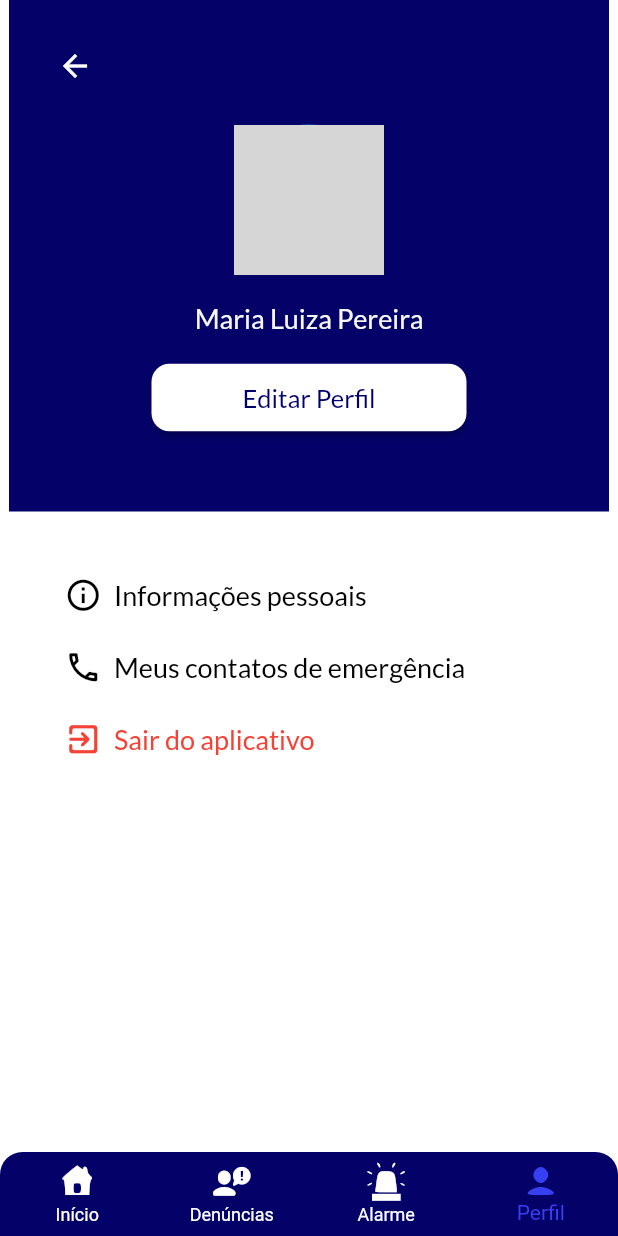
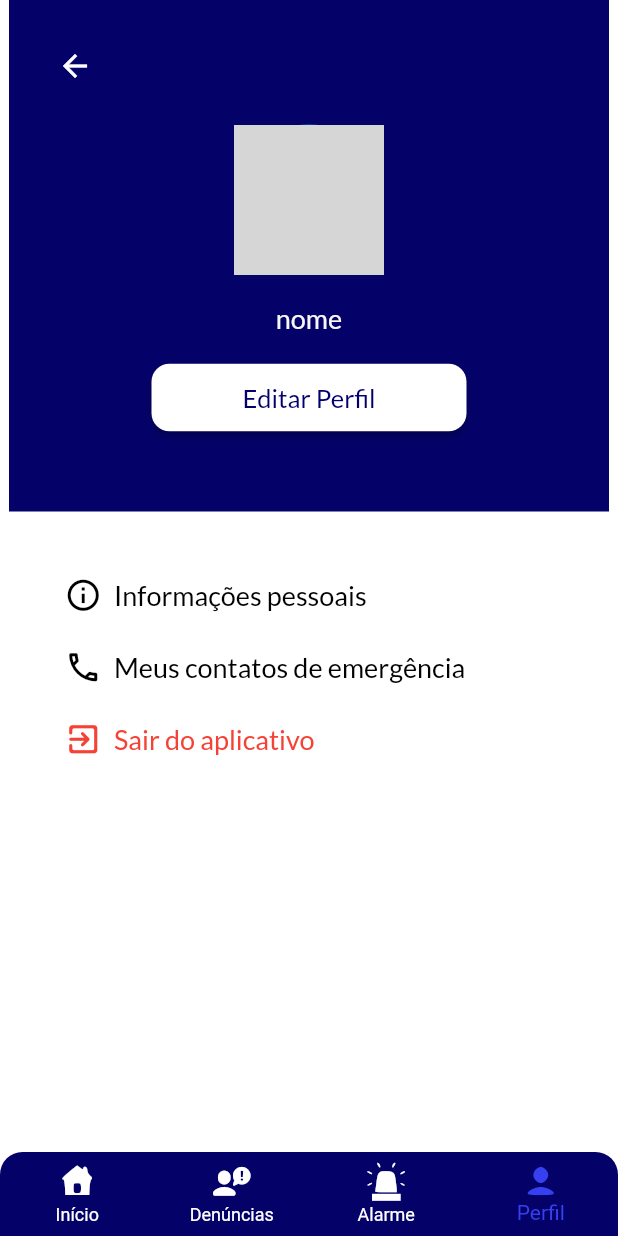
Before and after one commit to FlausinoJulia/TCC-Guardiao-App, a Flutter app: the Menu screen opened directly, item 4 of the bottom bar chosen, on a phone screen of 412 x 824 dp. Run offline on Flutter 3.47's test engine with Material 2 defaults, Android fonts, the phone set to English and light mode, and no system bars; our stand-ins replace cloud_firestore, firebase_auth, firebase_core, firebase_storage, flutter_map, geolocator and 2 more; missing offline and left inert: geo_firestore_flutter; accounts and stored records are empty; generated files the repository leaves out were written again; network calls fail; grey boxes are pictures that could not be loaded.

Commit message:
mudando logica - foto usuario

```diff
--- a/guardiao_app/lib/guardiao_app.dart
+++ b/guardiao_app/lib/guardiao_app.dart
@@ -1,4 +1,5 @@
 import 'package:flutter/material.dart';
+import 'package:guardiao_app/screens/perfil/edita_perfil.dart';
 // import 'package:guardiao_app/screens/perfil/contato_emergencia.dart';
 // import 'package:guardiao_app/screens/perfil/edita_info_pessoal.dart';
 // import 'package:guardiao_app/screens/perfil/edita_perfil.dart';
@@ -31,7 +32,7 @@ class _GuardiaoAppState extends State<GuardiaoApp> {
         primaryColor: const Color.fromRGBO(4, 2, 104, 1.0), // mudar para primarySwatch
       ),
       //home: const TelaEditaPerfil(),
-      home: const VerificaAutenticacao(),
+      home: TelaEditaPerfil(),
       // routes: {
       //   //'/':            (context) => const AuthCheck(),
       //   '/inicio':      (context) => const TelaInicial(),
--- a/guardiao_app/lib/screens/menu.dart
+++ b/guardiao_app/lib/screens/menu.dart
@@ -21,7 +21,7 @@ class _MenuState extends State<Menu> {
     const TelaInicial(),
     const TelaDenuncias(),
     const TelaAlarme(),
-    const TelaPerfil(),
+    TelaPerfil(),
   ];
 
   @override
--- a/guardiao_app/lib/screens/perfil/contato_emergencia.dart
+++ b/guardiao_app/lib/screens/perfil/contato_emergencia.dart
@@ -28,7 +28,7 @@ class TelaContatoEmergencia extends StatelessWidget {
                     Navigator.push(
                           context,
                           MaterialPageRoute(
-                            builder: (context) => const TelaPerfil(),
+                            builder: (context) => TelaPerfil(),
                           ));
                   },
                 ),
--- a/guardiao_app/lib/screens/perfil/edita_info_pessoal.dart
+++ b/guardiao_app/lib/screens/perfil/edita_info_pessoal.dart
@@ -28,7 +28,7 @@ class TelaInformacoesPessoais extends StatelessWidget {
                     Navigator.push(
                           context,
                           MaterialPageRoute(
-                            builder: (context) => const TelaPerfil(),
+                            builder: (context) => TelaPerfil(),
                           ));
                   },
                 ),
--- a/guardiao_app/lib/screens/perfil/perfil.dart
+++ b/guardiao_app/lib/screens/perfil/perfil.dart
@@ -1,14 +1,40 @@
+import 'package:firebase_auth/firebase_auth.dart';
 import 'package:flutter/material.dart';
 import 'package:flutter/services.dart';
 import 'package:guardiao_app/screens/perfil/contato_emergencia.dart';
 import 'package:guardiao_app/screens/perfil/edita_info_pessoal.dart';
 import 'package:guardiao_app/screens/perfil/edita_perfil.dart';
+import 'package:guardiao_app/widgets/verifica_autenticacao.dart';
 
 class TelaPerfil extends StatelessWidget {
-  const TelaPerfil({super.key});
+  TelaPerfil({super.key});
+  /*
+
+  final _firebaseAuth = FirebaseAuth.instance;
+  String nome = '';
+
+  pegarUsuario() async{
+    User? usuario = await _firebaseAuth.currentUser;
+    if(usuario != null){
+      setState((){
+        nome = usuario.displayName!;
+      });
+    }
+  }
+  */
+
+/*
+  sair() async{
+    await _firebaseAuth.signOut().then(
+      (user) => Navigator.pushReplacement(
+        context, MaterialPageRoute(builder: VerificaAutenticacao)
+        )
+    );
+  }*/
 
   @override
   Widget build(BuildContext context) {
+    //pegarUsuario();
     return Scaffold(
       backgroundColor: Colors.white,
       body: Container(
@@ -66,7 +92,7 @@ class TelaPerfil extends StatelessWidget {
                     height: 18,
                   ),
                   Text(
-                    'Maria Luiza Pereira',
+                    'nome',
                     textAlign: TextAlign.center,
                     style: TextStyle(
                       color: Color(0xFFF7F7F6),
@@ -91,7 +117,7 @@ class TelaPerfil extends StatelessWidget {
                       Navigator.push(
                           context,
                           MaterialPageRoute(
-                            builder: (context) => const TelaEditaPerfil(),
+                            builder: (context) => TelaEditaPerfil(),
                           ));
                     },
                     child: const Text(
```
Also changed, not shown: guardiao_app/lib/screens/perfil/edita_perfil.dart (+33 -5 lines).
